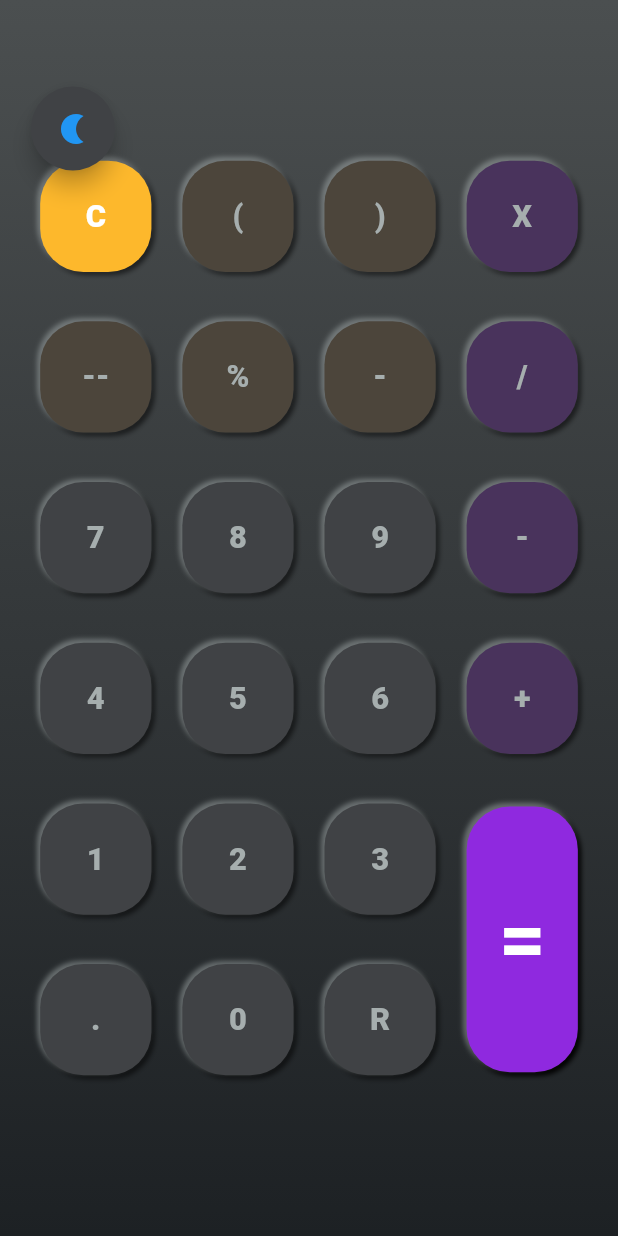
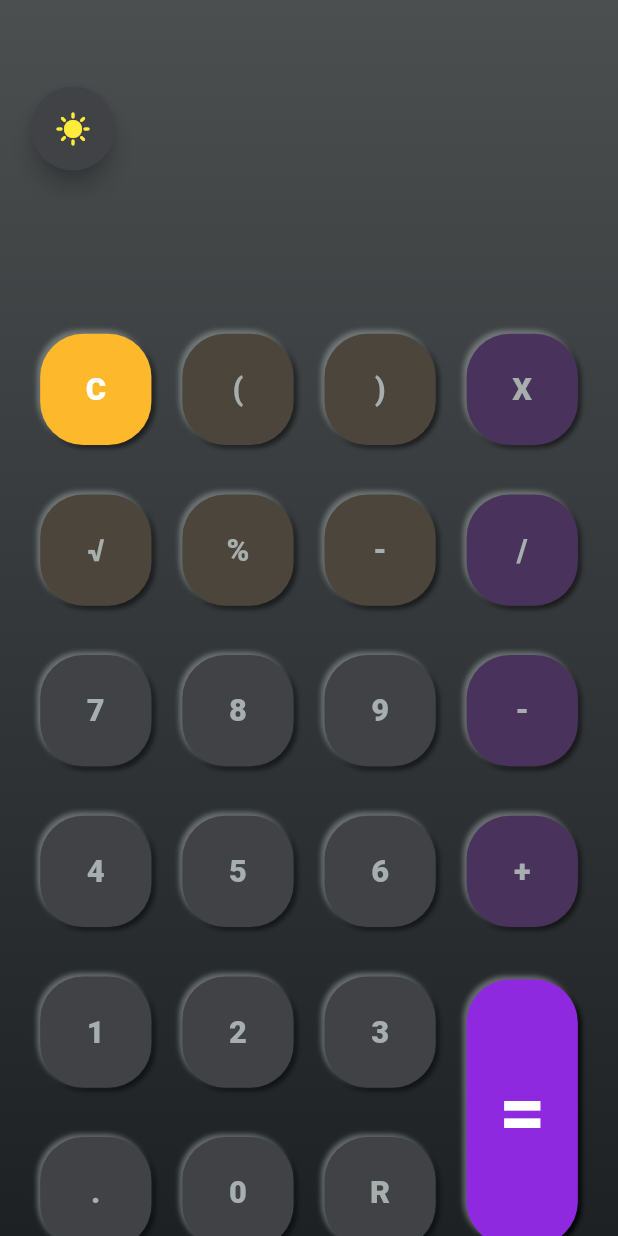
Before and after one commit to esraaabdrabo/calculator, a Flutter app: the screen it shows after launch, on a phone screen of 412 x 824 dp. Run offline on Flutter 3.47's test engine with Material 2 defaults, Android fonts, the phone set to English and light mode, and no system bars; our stand-ins replace google_fonts, sizer; Roboto replaces fonts that are missing (Andika).

Commit message:
add calc provider

```diff
--- a/lib/main.dart
+++ b/lib/main.dart
@@ -2,6 +2,7 @@ import 'dart:developer';
 
 import 'package:calc/assets/constants.dart';
 import 'package:calc/assets/theme_data.dart';
+import 'package:calc/view_model/calculator.dart';
 import 'package:calc/view_model/setting.dart';
 import 'package:calc/widgets/button.dart';
 import 'package:flutter/material.dart';
@@ -19,10 +20,11 @@ class MyApp extends StatelessWidget {
   @override
   Widget build(BuildContext context) {
     return Sizer(
-      builder: (context, orientation, deviceType) => MaterialApp(
-        home: ChangeNotifierProvider(
+      builder: (context, orientation, deviceType) => ChangeNotifierProvider(
         create: (context) => SettingVM(),
-            builder: (context, child) => const Home()),
+        builder: (context, child) => ChangeNotifierProvider(
+            create: (context) => CalculatorVM(),
+            child: MaterialApp(home: const Home())),
       ),
     );
   }
@@ -34,6 +36,7 @@ class Home extends StatelessWidget {
   @override
   Widget build(BuildContext context) {
     SettingVM settingProvider = Provider.of(context);
+    CalculatorVM calcProvider = Provider.of(context);
     return Scaffold(
         body: Stack(
       children: [
@@ -45,6 +48,28 @@ class Home extends StatelessWidget {
               decoration: BoxDecoration(
                   gradient: settingProvider.currentThemeData.scaffoldBG),
               child: Column(
+                children: [
+                  //result
+                  Padding(
+                    padding: EdgeInsets.symmetric(horizontal: 10.w),
+                    child: SizedBox(
+                      height: 25.h,
+                      child: Align(
+                          alignment: Alignment.bottomRight,
+                          child: Text(
+                            calcProvider.expression,
+                            textAlign: TextAlign.start,
+                            style: GoogleFonts.andika(
+                                fontSize: 20.sp,
+                                fontWeight: FontWeight.w800,
+                                color: settingProvider.currentThemeData.grey),
+                          )),
+                    ),
+                  ),
+                  //buttons
+                  SizedBox(
+                    height: 75.h,
+                    child: Column(
                       mainAxisAlignment: MainAxisAlignment.center,
                       children: [
                         Row(
@@ -52,22 +77,18 @@ class Home extends StatelessWidget {
                           children: [
                             CustomButton(
                                 color: settingProvider.currentThemeData.yellow,
-                          fun: () {},
                                 text: 'C'),
                             CustomButton(
                                 color: settingProvider
                                     .currentThemeData.optionalOperations,
-                          fun: () {},
                                 text: '('),
                             CustomButton(
                                 color: settingProvider
                                     .currentThemeData.optionalOperations,
-                          fun: () {},
                                 text: ')'),
                             CustomButton(
-                          color:
-                              settingProvider.currentThemeData.basicOperations,
-                          fun: () {},
+                                color: settingProvider
+                                    .currentThemeData.basicOperations,
                                 text: 'X'),
                           ],
                         ),
@@ -77,22 +98,18 @@ class Home extends StatelessWidget {
                             CustomButton(
                                 color: settingProvider
                                     .currentThemeData.optionalOperations,
-                          fun: () {},
-                          text: '--'),
+                                text: '√'),
                             CustomButton(
                                 color: settingProvider
                                     .currentThemeData.optionalOperations,
-                          fun: () {},
                                 text: '%'),
                             CustomButton(
                                 color: settingProvider
                                     .currentThemeData.optionalOperations,
-                          fun: () {},
                                 text: '-'),
                             CustomButton(
-                          color:
-                              settingProvider.currentThemeData.basicOperations,
-                          fun: () {},
+                                color: settingProvider
+                                    .currentThemeData.basicOperations,
                                 text: '/'),
                           ],
                         ),
@@ -100,21 +117,20 @@ class Home extends StatelessWidget {
                           mainAxisAlignment: MainAxisAlignment.center,
                           children: [
                             CustomButton(
-                          color: settingProvider.currentThemeData.normalButton,
-                          fun: () {},
+                                color: settingProvider
+                                    .currentThemeData.normalButton,
                                 text: '7'),
                             CustomButton(
-                          color: settingProvider.currentThemeData.normalButton,
-                          fun: () {},
+                                color: settingProvider
+                                    .currentThemeData.normalButton,
                                 text: '8'),
                             CustomButton(
-                          color: settingProvider.currentThemeData.normalButton,
-                          fun: () {},
+                                color: settingProvider
+                                    .currentThemeData.normalButton,
                                 text: '9'),
                             CustomButton(
-                          color:
-                              settingProvider.currentThemeData.basicOperations,
-                          fun: () {},
+                                color: settingProvider
+                                    .currentThemeData.basicOperations,
                                 text: '-'),
                           ],
                         ),
@@ -122,21 +138,20 @@ class Home extends StatelessWidget {
                           mainAxisAlignment: MainAxisAlignment.center,
                           children: [
                             CustomButton(
-                          color: settingProvider.currentThemeData.normalButton,
-                          fun: () {},
+                                color: settingProvider
+                                    .currentThemeData.normalButton,
                                 text: '4'),
                             CustomButton(
-                          color: settingProvider.currentThemeData.normalButton,
-                          fun: () {},
+                                color: settingProvider
+                                    .currentThemeData.normalButton,
                                 text: '5'),
                             CustomButton(
-                          color: settingProvider.currentThemeData.normalButton,
-                          fun: () {},
+                                color: settingProvider
+                                    .currentThemeData.normalButton,
                                 text: '6'),
                             CustomButton(
-                          color:
-                              settingProvider.currentThemeData.basicOperations,
-                          fun: () {},
+                                color: settingProvider
+                                    .currentThemeData.basicOperations,
                                 text: '+'),
                           ],
                         ),
@@ -151,17 +166,14 @@ class Home extends StatelessWidget {
                                     CustomButton(
                                         color: settingProvider
                                             .currentThemeData.normalButton,
-                                  fun: () {},
                                         text: '1'),
                                     CustomButton(
                                         color: settingProvider
                                             .currentThemeData.normalButton,
-                                  fun: () {},
                                         text: '2'),
                                     CustomButton(
                                         color: settingProvider
                                             .currentThemeData.normalButton,
-                                  fun: () {},
                                         text: '3'),
                                   ],
                                 ),
@@ -171,17 +183,14 @@ class Home extends StatelessWidget {
                                     CustomButton(
                                         color: settingProvider
                                             .currentThemeData.normalButton,
-                                  fun: () {},
                                         text: '.'),
                                     CustomButton(
                                         color: settingProvider
                                             .currentThemeData.normalButton,
-                                  fun: () {},
                                         text: '0'),
                                     CustomButton(
                                         color: settingProvider
                                             .currentThemeData.normalButton,
-                                  fun: () {},
                                         text: 'R'),
                                   ],
                                 ),
@@ -190,6 +199,9 @@ class Home extends StatelessWidget {
                             ResultButton()
                           ],
                         )
+                      ],
+                    ),
+                  ),
                 ],
               ),
             ),
@@ -202,7 +214,7 @@ class Home extends StatelessWidget {
               settingProvider.changeCurrentMode();
             },
             backgroundColor: settingProvider.currentThemeData.normalButton,
-            child: settingProvider.currentMode != darkModeKey
+            child: settingProvider.currentMode == darkModeKey
                 ? const Icon(
                     Icons.sunny,
                     color: Colors.yellow,
--- /dev/null
+++ b/lib/view_model/calculator.dart
@@ -0,0 +1,21 @@
+import 'dart:developer';
+
+import 'package:flutter/cupertino.dart';
+
+class CalculatorVM extends ChangeNotifier {
+  String expression = '';
+  void addToExpression(String value) {
+    expression += value;
+    log("new exp $expression");
+    notifyListeners();
+  }
+  // user cant  press opertaion key in the start
+  // (must include number first) / + (operation)  / (must end expression with number)
+  // basic opertaions  * / - + %  at least select one operation in exp
+  //experssion cant contain 2 consecutive opertaions(1*/8)
+  // [operation negative => minus correct (1*-2) (1--1)  (1/-1) (1+-1)]
+  // square root cant have negative number
+  // number cant contain 2 consecutive dots  (1..5) => (1.5)
+  //The denominator cannot be zero in division (error)
+  // 5*(1+2) => 5 * 3 = 15 correct  (priority)
+}
--- a/lib/view_model/setting.dart
+++ b/lib/view_model/setting.dart
@@ -8,10 +8,10 @@ class SettingVM extends ChangeNotifier {
   void changeCurrentMode() {
     if (currentMode == darkModeKey) {
       currentMode = lightModeKey;
-      currentThemeData = DarkModeData();
+      currentThemeData = LightModeData();
     } else {
       currentMode = darkModeKey;
-      currentThemeData = LightModeData();
+      currentThemeData = DarkModeData();
     }
     notifyListeners();
   }
--- a/lib/widgets/button.dart
+++ b/lib/widgets/button.dart
@@ -1,3 +1,4 @@
+import 'package:calc/view_model/calculator.dart';
 import 'package:calc/view_model/setting.dart';
 import 'package:flutter/material.dart';
 import 'package:google_fonts/google_fonts.dart';
@@ -8,18 +9,19 @@ import '../assets/theme_data.dart';
 
 class CustomButton extends StatelessWidget {
   Color color;
-  Function() fun;
+
   String text;
 
-  CustomButton(
-      {required this.color, required this.fun, required this.text, super.key});
+  CustomButton({required this.color, required this.text, super.key});
 
   @override
   Widget build(BuildContext context) {
     SettingVM settingProvider = Provider.of(context);
-
+    CalculatorVM calcProvider = Provider.of(context);
     return InkWell(
-      onTap: fun,
+      onTap: () {
+        calcProvider.addToExpression(text);
+      },
       child: Container(
           alignment: Alignment.center,
           margin: EdgeInsets.symmetric(vertical: 2.h, horizontal: 2.5.w),
```
Also changed, not shown: lib/assets/theme_data.dart (line endings or trailing spaces). Lines whose indentation alone changed are shown as unchanged.
